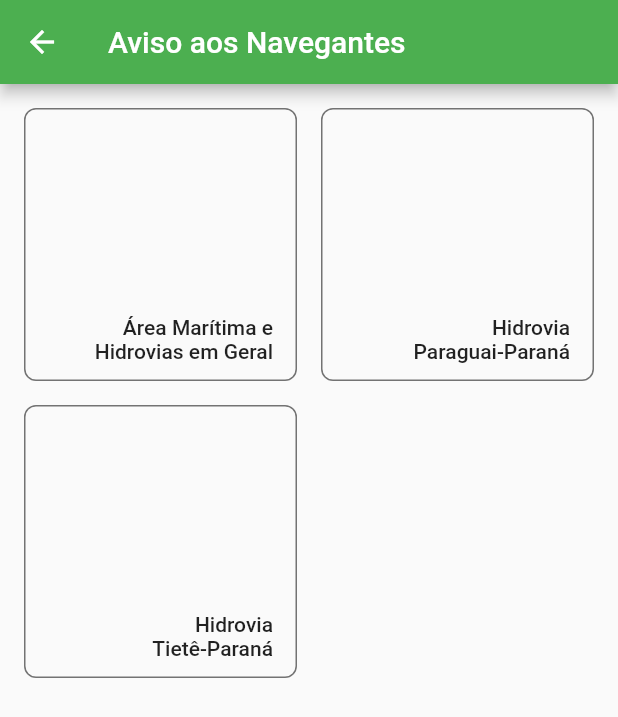
After one commit to 3daysapp/ta_safo, a Flutter app: the AvisosNavegantes screen opened by its route, on a phone screen of 412 x 824 dp. The commit adds this screen. Shown: the top 717 px of the screen. Run offline on Flutter 3.47's test engine with Material 2 defaults, Android fonts, the phone set to English and light mode, and no system bars; our stand-ins replace firebase_crashlytics, flutter_map, font_awesome_flutter, latlong; missing offline and left inert: flutter_pdfview; accounts and stored records are empty; network calls fail.

Commit message:
Criação da interface de Avisos aos Navegantes.

```diff
--- a/lib/routes.dart
+++ b/lib/routes.dart
@@ -1,8 +1,10 @@
 import 'package:flutter/material.dart';
 import 'package:ta_safo/view/AvisosMauTempo.dart';
+import 'package:ta_safo/view/AvisosNavegantes.dart';
 import 'package:ta_safo/view/AvisosRadio.dart';
 import 'package:ta_safo/view/AvisosRadioMapa.dart';
 import 'package:ta_safo/view/Home.dart';
+import 'package:ta_safo/view/ListagemPdf.dart';
 
 class Routes {
   static Map<String, WidgetBuilder> build(BuildContext context) {
@@ -10,7 +12,9 @@ class Routes {
       Home.routeName: (_) => Home(),
       AvisosRadio.routeName: (_) => AvisosRadio(),
       AvisosRadioMapa.routeName: (_) => AvisosRadioMapa(),
+      AvisosNavegantes.routeName: (_) => AvisosNavegantes(),
       AvisosMauTempo.routeName: (_) => AvisosMauTempo(),
+      ListagemPdf.routeName: (_) => ListagemPdf(),
     };
   }
 }
--- /dev/null
+++ b/lib/view/AvisosNavegantes.dart
@@ -0,0 +1,124 @@
+import 'package:flutter/material.dart';
+import 'package:ta_safo/view/ListagemPdf.dart';
+
+///
+///
+///
+class AvisosNavegantes extends StatefulWidget {
+  static const String routeName = '/avisos_navegantes';
+
+  @override
+  _AvisosNavegantesState createState() => _AvisosNavegantesState();
+}
+
+///
+///
+///
+class _AvisosNavegantesState extends State<AvisosNavegantes> {
+  List<Map<String, dynamic>> buttons;
+
+  ///
+  ///
+  ///
+  @override
+  void initState() {
+    super.initState();
+
+    buttons = [
+      {
+        'label': 'Área Marítima e\nHidrovias em Geral',
+        'route': ListagemPdf.routeName,
+        'key': 'areaMaritimaHidroviasGeral',
+        'args': {
+          'title': 'Área Marítima e Hidrovias em Geral',
+          'url': 'https://www.marinha.mil.br/chm/dados-do-segnav/folhetos',
+          'regexp':
+              r'\<a href="(?<link>.*?://.*?\.pdf)".*title="(?<title>.*?)".*?>(?<content>.*?)</a>',
+        },
+      },
+      {
+        'label': 'Hidrovia\nParaguai-Paraná',
+        'route': ListagemPdf.routeName,
+        'key': 'hidroviaParaguaiParana',
+        'args': {
+          'title': 'Hidrovia Paraguai-Paraná',
+          'url':
+              'https://www.marinha.mil.br/chm/dados-do-segnav/hidrovia-paraguai',
+          'regexp':
+              r'\<a href="(?<link>.*?://.*?\.pdf)".*?>(?<content>.*?)</a>',
+        },
+      },
+      {
+        'label': 'Hidrovia\nTietê-Paraná',
+        'route': ListagemPdf.routeName,
+        'key': 'hidroviaTieteParana',
+        'args': {
+          'title': 'Hidrovia Tietê-Paraná',
+          'url':
+              'https://www.marinha.mil.br/chm/dados-do-segnav/hidrovia-tiete-parana',
+          'regexp':
+              r'\<a href="(?<link>.*?://.*?\.pdf)".*?>(?<content>.*?)</a>',
+        },
+      },
+    ];
+  }
+
+  ///
+  ///
+  ///
+  @override
+  Widget build(BuildContext context) {
+    final double width = MediaQuery.of(context).size.width;
+
+    return Scaffold(
+      appBar: AppBar(
+        title: Text('Aviso aos Navegantes'),
+      ),
+      body: Padding(
+        padding: const EdgeInsets.all(8.0),
+        child: GridView.count(
+          crossAxisCount: width ~/ 200,
+          children: buttons
+              .map(
+                (button) => Padding(
+                  padding: const EdgeInsets.all(8.0),
+                  child: DecoratedBox(
+                    decoration: BoxDecoration(
+                      border: Border.all(color: Colors.black54, width: 1.0),
+                      borderRadius: BorderRadius.all(
+                        Radius.circular(8),
+                      ),
+                    ),
+                    child: FlatButton(
+                      key: Key('${button['key']}Button'),
+                      splashColor: Colors.green,
+                      onPressed: () => Navigator.of(context).pushNamed(
+                        button['route'],
+                        arguments: button['args'],
+                      ),
+                      child: Column(
+                        mainAxisAlignment: MainAxisAlignment.end,
+                        crossAxisAlignment: CrossAxisAlignment.end,
+                        children: <Widget>[
+                          Padding(
+                            padding: const EdgeInsets.symmetric(vertical: 12.0),
+                            child: SizedBox(
+                              width: double.infinity,
+                              child: Text(
+                                button['label'],
+                                textAlign: TextAlign.end,
+                              ),
+                            ),
+                          ),
+                        ],
+                      ),
+                    ),
+                  ),
+                ),
+              )
+              .toList(),
+        ),
+      ),
+    );
+  }
+}
```
Also changed, not shown: lib/view/AvisosMauTempo.dart (+105 -11 lines), lib/view/AvisosRadio.dart (+6 -5 lines), lib/view/Home.dart (+25 -25 lines), lib/view/ListagemPdf.dart (added, +220 -0 lines), lib/view/TelaPdf.dart (added, +78 -0 lines), pubspec.yaml (+6 -1 lines), test_driver/main_test.dart (+70 -6 lines), pubspec.lock, 16 other files.
